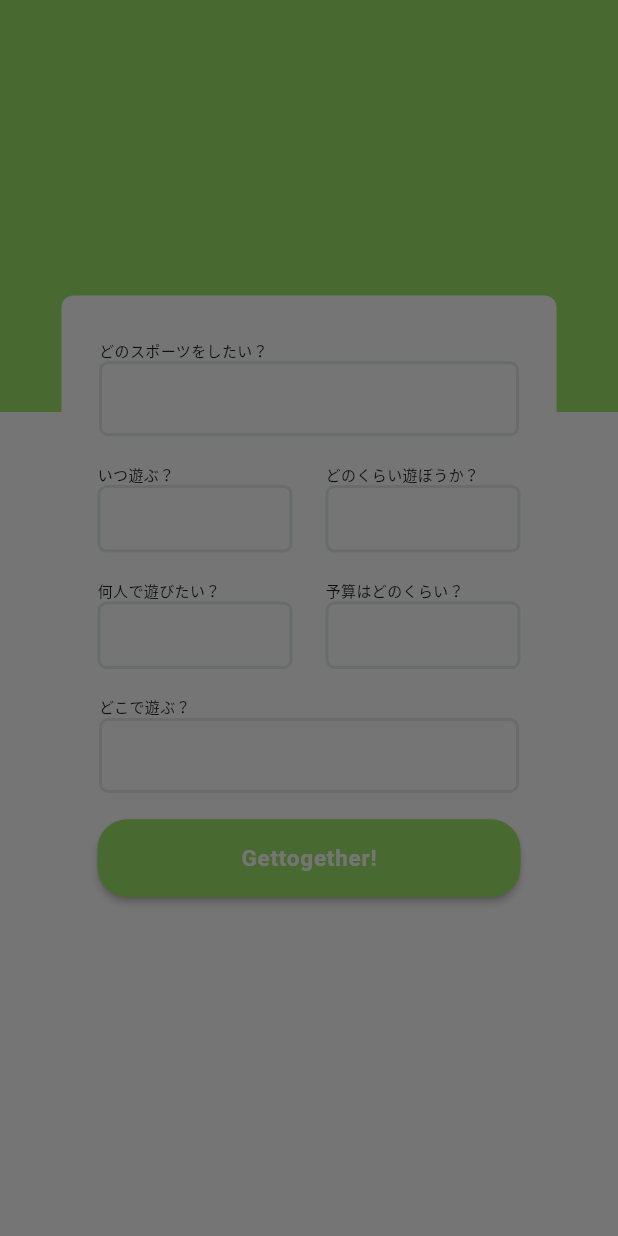
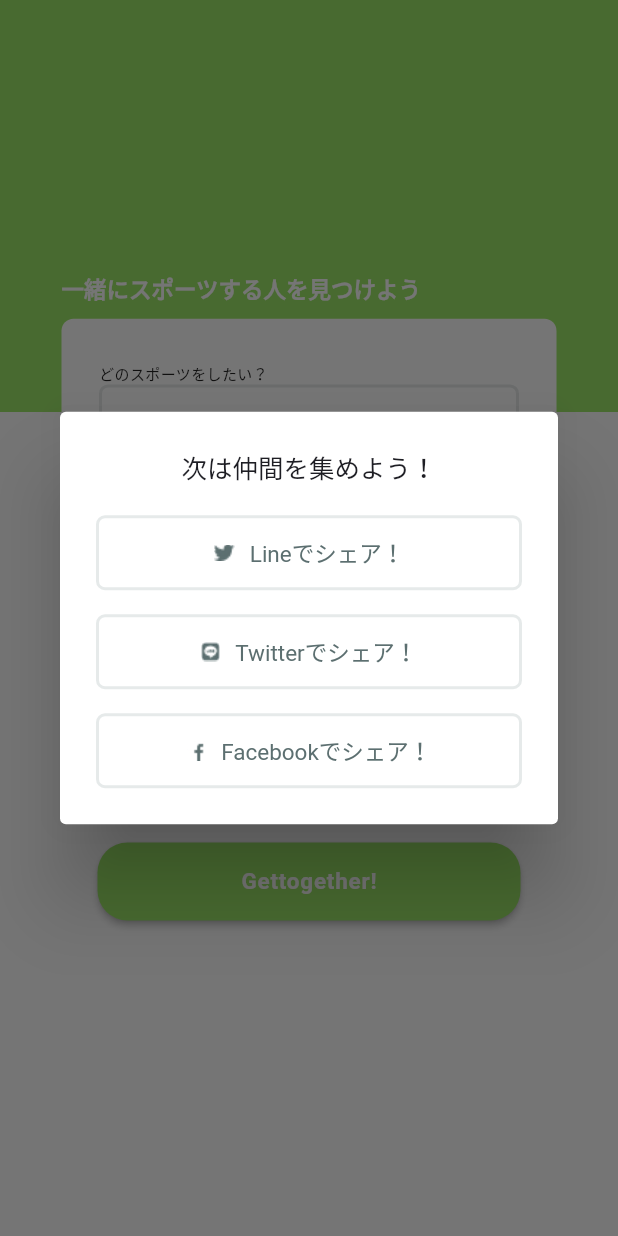
Before and after one commit to shrek-kurata/TodoList, a Flutter app: the EventFormPage screen opened directly, after a tap on "Gettogether!", on a phone screen of 412 x 824 dp. Run offline on Flutter 3.47's test engine with Material 2 defaults, Android fonts, the light colour scheme and no system bars; Roboto replaces fonts that are missing (Avenir, Hiragino Kaku Gothic ProN, font-family: Hiragino Kaku Gothic ProN).

Commit message:
fix form

```diff
--- a/Flutter/gettogether/lib/presentation/event_form/form.dart
+++ b/Flutter/gettogether/lib/presentation/event_form/form.dart
@@ -7,16 +7,33 @@
 
 class EventForm extends StatelessWidget {
   @override
-  Widget build(BuildContext context) {
-    return Container(
-        width: 330,
-        height: 430,
-        padding: _edgeInsets,
-        decoration: _circleRadius,
-        child: _itemContainer());
-  }
+  Widget build(BuildContext context) => Container(
+      height: 470,
+      width: 330,
+      child: Column(
+        mainAxisSize: MainAxisSize.min,
+        mainAxisAlignment: MainAxisAlignment.spaceAround,
+        crossAxisAlignment: CrossAxisAlignment.start,
+        children: <Widget>[_title, _form()],
+      ));
 
-  Widget _itemContainer() => Column(
+  static var _title = Text(
+    '一緒にスポーツする人を見つけよう',
+    style: _titleTextStyle,
+  );
+  static var _titleTextStyle = TextStyle(
+      fontFamily: 'Hiragino Kaku Gothic ProN',
+      fontSize: 15,
+      fontWeight: FontWeight.w600,
+      color: Colors.white);
+  Widget _form() => Container(
+      width: 330,
+      height: 430,
+      padding: _edgeInsets,
+      decoration: _circleRadius,
+      child: _formContainer());
+
+  Widget _formContainer() => Column(
         mainAxisAlignment: MainAxisAlignment.spaceAround,
         children: <Widget>[
           BigForm(title: 'どのスポーツをしたい？'),
--- a/Flutter/gettogether/lib/presentation/event_form/main.dart
+++ b/Flutter/gettogether/lib/presentation/event_form/main.dart
@@ -3,14 +3,7 @@
 import 'package:flutter/widgets.dart';
 import 'package:gettogether/presentation/event_form/form.dart';
 
-class EventFormPage extends StatefulWidget {
-  EventFormPage() : super();
-
-  @override
-  _EventFormPageState createState() => _EventFormPageState();
-}
-
-class _EventFormPageState extends State<EventFormPage> {
+class EventFormPage extends StatelessWidget {
   @override
   Widget build(BuildContext context) => Scaffold(
           body: Stack(
--- a/Flutter/gettogether/lib/presentation/share_dialog/container.dart
+++ b/Flutter/gettogether/lib/presentation/share_dialog/dialog.dart
@@ -4,7 +4,7 @@
 import 'package:gettogether/presentation/share_dialog/provider_service.dart'
     as ShareProvider;
 
-class Dialog extends StatelessWidget {
+class ShareDialog extends StatelessWidget {
   @override
   Widget build(BuildContext context) => SimpleDialog(
         title: _title,
@@ -15,8 +15,8 @@
         ],
       );
 
-  Text _title = Text(
-    ' 次は仲間を集めよう！',
+  static var _title = Text(
+    '次は仲間を集めよう！',
     style: _titleTextStyle,
     textAlign: TextAlign.center,
   );
@@ -25,7 +25,6 @@
       fontFamily: 'Hiragino Kaku Gothic ProN',
       fontSize: 17,
       color: _titleTextColor);
-
   static var _titleTextColor = Color.fromRGBO(30, 30, 36, 1);
 
   SimpleDialogOption _optionButton(ShareProvider.Type type) =>
--- a/Flutter/gettogether/lib/presentation/share_dialog/main.dart
+++ b/Flutter/gettogether/lib/presentation/share_dialog/main.dart
@@ -1,12 +1,14 @@
 import 'package:flutter/cupertino.dart';
 import 'package:flutter/material.dart';
 import 'package:gettogether/main.dart';
+import 'package:gettogether/presentation/share_dialog/dialog.dart';
 import 'package:gettogether/presentation/share_dialog/provider_service.dart'
     as ShareProvider;
 
 class Share {
   void loadDialog(BuildContext context) {
-    showDialog(context: context, builder: (BuildContext context) => Dialog())
+    showDialog(
+            context: context, builder: (BuildContext context) => ShareDialog())
         .then((type) => ShareProvider.execute(type))
         .whenComplete(() {
       Navigator.pushAndRemoveUntil(context,
```
